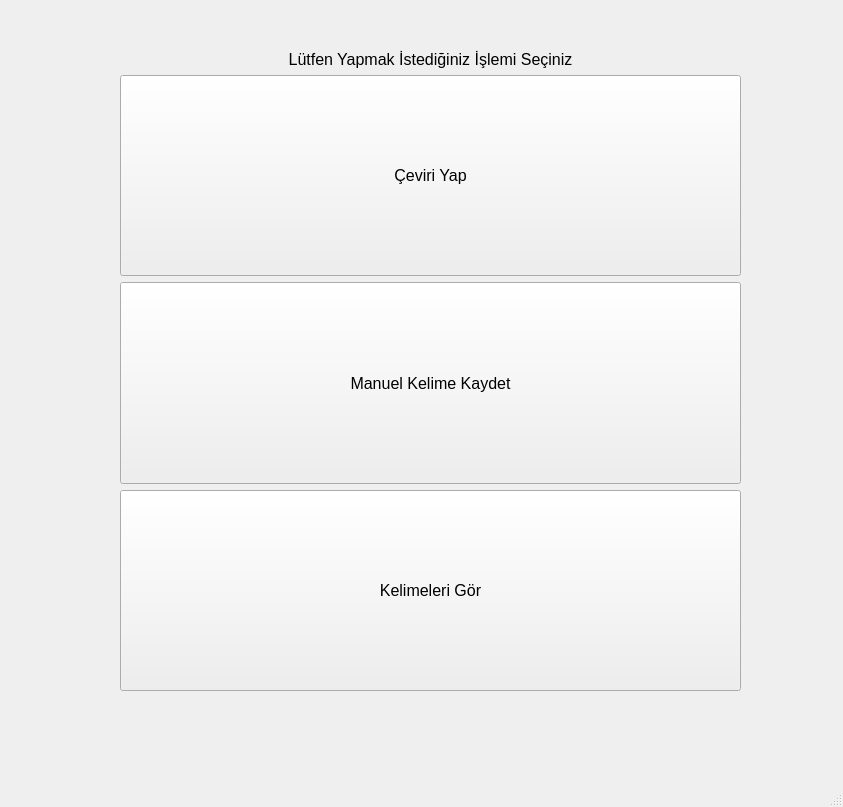
The window that main.ui (selmanterzioglu/dictionary_project) describes before a commit, drawn with Qt 5.
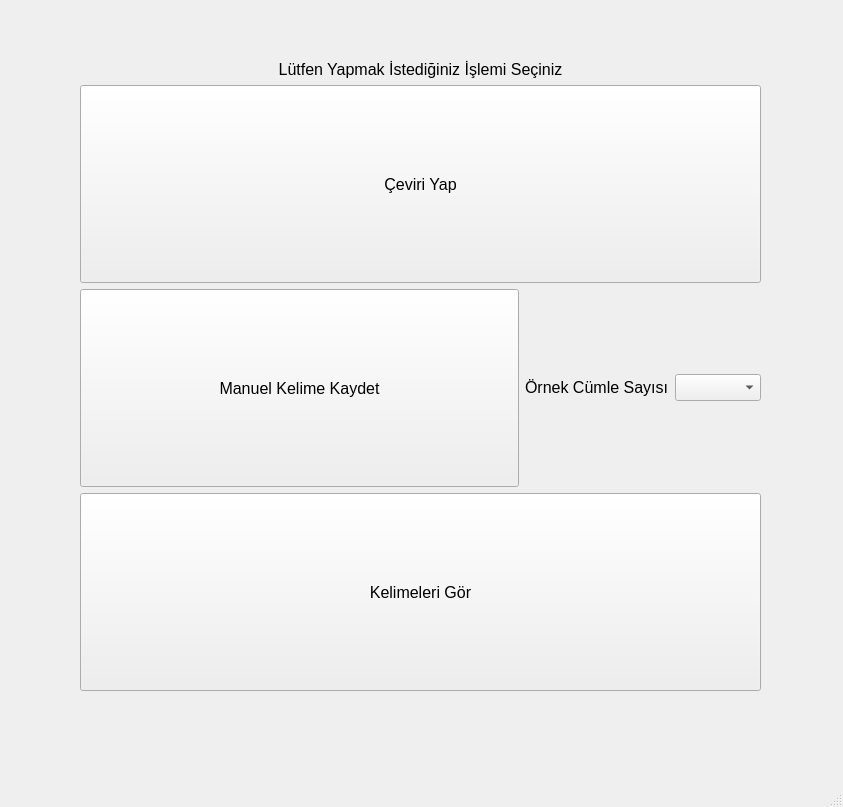
The same window after the commit.

Commit message: fixed known issue for ui files

```diff
--- a/main.ui
+++ b/main.ui
@@ -17,14 +17,14 @@
    <widget class="QWidget" name="layoutWidget">
     <property name="geometry">
      <rect>
-      <x>120</x>
-      <y>50</y>
-      <width>621</width>
-      <height>641</height>
+      <x>80</x>
+      <y>60</y>
+      <width>681</width>
+      <height>631</height>
      </rect>
     </property>
-    <layout class="QVBoxLayout" name="verticalLayout_2">
-     <item>
+    <layout class="QGridLayout" name="gridLayout">
+     <item row="0" column="0">
       <widget class="QLabel" name="label">
        <property name="font">
         <font>
@@ -39,9 +39,7 @@
        </property>
       </widget>
      </item>
-     <item>
-      <layout class="QVBoxLayout" name="verticalLayout">
-       <item>
+     <item row="1" column="0">
         <widget class="QPushButton" name="button_translate">
          <property name="sizePolicy">
           <sizepolicy hsizetype="Expanding" vsizetype="Expanding">
@@ -59,6 +57,8 @@
          </property>
         </widget>
        </item>
+     <item row="2" column="0">
+      <layout class="QHBoxLayout" name="horizontalLayout">
        <item>
         <widget class="QPushButton" name="button_save_manuel_word">
          <property name="sizePolicy">
@@ -78,6 +78,35 @@
         </widget>
        </item>
        <item>
+        <widget class="QLabel" name="label_2">
+         <property name="sizePolicy">
+          <sizepolicy hsizetype="Minimum" vsizetype="Fixed">
+           <horstretch>0</horstretch>
+           <verstretch>0</verstretch>
+          </sizepolicy>
+         </property>
+         <property name="font">
+          <font>
+           <pointsize>12</pointsize>
+          </font>
+         </property>
+         <property name="text">
+          <string>Örnek Cümle Sayısı</string>
+         </property>
+        </widget>
+       </item>
+       <item>
+        <widget class="QComboBox" name="comboBox_ex_counter">
+         <property name="font">
+          <font>
+           <pointsize>12</pointsize>
+          </font>
+         </property>
+        </widget>
+       </item>
+      </layout>
+     </item>
+     <item row="3" column="0">
         <widget class="QPushButton" name="button_open_words">
          <property name="sizePolicy">
           <sizepolicy hsizetype="Expanding" vsizetype="Expanding">
@@ -96,8 +125,6 @@
         </widget>
        </item>
       </layout>
-     </item>
-    </layout>
    </widget>
   </widget>
   <widget class="QMenuBar" name="menubar">
```
Left out of the diff: 6 changed lines with no effect on the pictures. Lines whose indentation alone changed are shown as unchanged. The commit also changes 2 other files.
